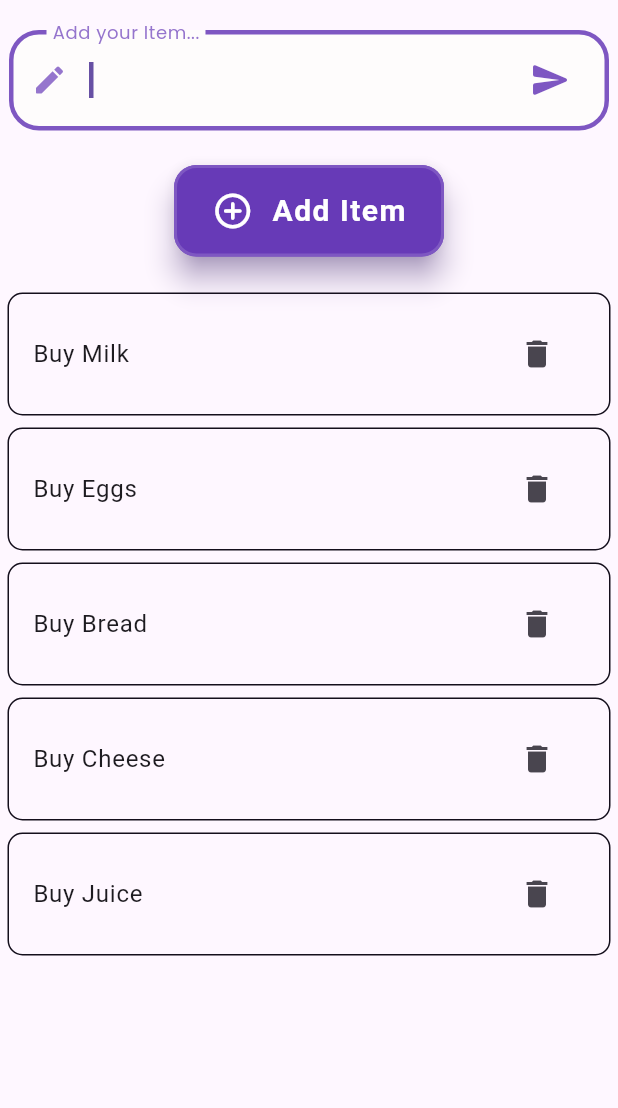
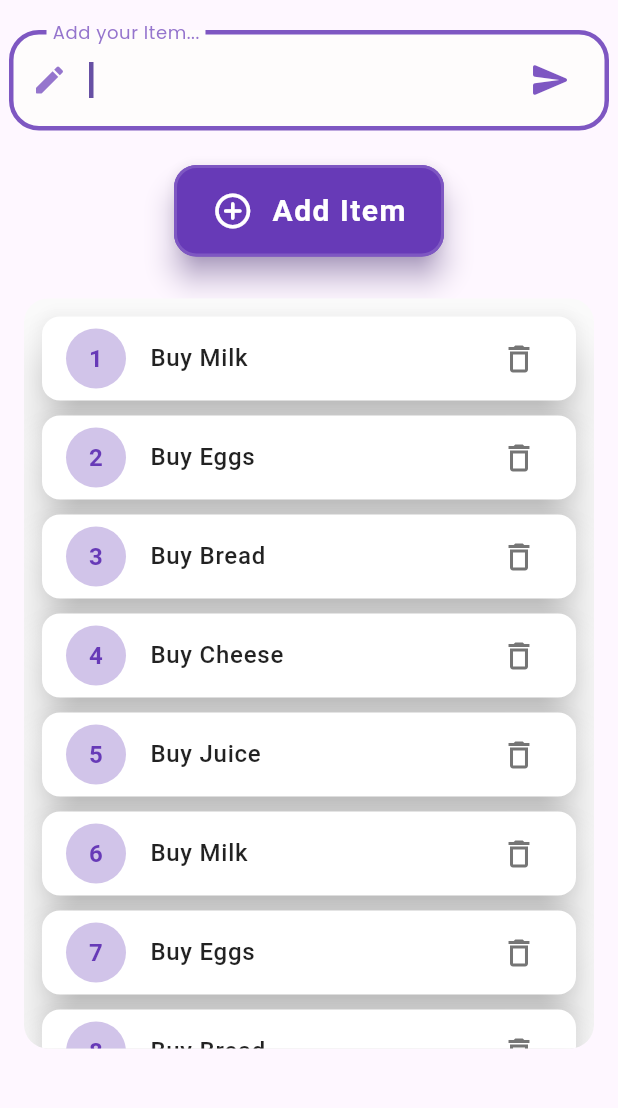
Before and after one commit to AakrishLama/ToDo_List, a Flutter app: the screen it shows after launch, on a phone screen of 412 x 824 dp, the part 84-1192 px from its top. Run offline on Flutter 3.47's test engine with Material 3 defaults, Android fonts, the phone set to English and light mode, and no system bars; our stand-ins replace google_fonts; Roboto replaces fonts that are missing (Quando, Rakkas).

Commit message:
scrollable items edit

```diff
--- a/todo_list/lib/main.dart
+++ b/todo_list/lib/main.dart
@@ -35,6 +35,41 @@ class _MyAppState extends State<MyApp> {
   }
 
   List<String> todoList = [
+    "Buy Milk",
+    "Buy Eggs",
+    "Buy Bread",
+    "Buy Cheese",
+    "Buy Juice",
+    "Buy Milk",
+    "Buy Eggs",
+    "Buy Bread",
+    "Buy Cheese",
+    "Buy Juice",
+    "Buy Milk",
+    "Buy Eggs",
+    "Buy Bread",
+    "Buy Cheese",
+    "Buy Juice",
+    "Buy Milk",
+    "Buy Eggs",
+    "Buy Bread",
+    "Buy Cheese",
+    "Buy Juice",
+    "Buy Milk",
+    "Buy Eggs",
+    "Buy Bread",
+    "Buy Cheese",
+    "Buy Juice",
+    "Buy Milk",
+    "Buy Eggs",
+    "Buy Bread",
+    "Buy Cheese",
+    "Buy Juice",
+    "Buy Milk",
+    "Buy Eggs",
+    "Buy Bread",
+    "Buy Cheese",
+    "Buy Juice",
     "Buy Milk",
     "Buy Eggs",
     "Buy Bread",
--- a/todo_list/lib/scrollablelist.dart
+++ b/todo_list/lib/scrollablelist.dart
@@ -12,33 +12,78 @@ class Scrollablelist extends StatelessWidget {
 
   @override
   Widget build(BuildContext context) {
-    return SizedBox(
+    return Container(
       height: 500,
-      child: ListView.builder(
+      decoration: BoxDecoration(
+        color: Colors.grey[50],
+        borderRadius: BorderRadius.circular(16),
+      ),
+      margin: const EdgeInsets.symmetric(horizontal: 16, vertical: 8),
+      child: ClipRRect(
+        borderRadius: BorderRadius.circular(16),
+        child: ListView.separated(
+          physics: const BouncingScrollPhysics(),
+          padding: const EdgeInsets.all(12),
           itemCount: todoList.length,
+          separatorBuilder: (context, index) => const SizedBox(height: 10),
           itemBuilder: (context, index) {
-          return Container(
-            margin: const EdgeInsets.symmetric(vertical: 4, horizontal: 5),
+            return Material(
+              elevation: 12,
+              borderRadius: BorderRadius.circular(12),
+              color: Colors.white,
+              child: InkWell(
+                borderRadius: BorderRadius.circular(12),
+                onTap: () => deleteItem?.call(index),
+                splashColor: const Color.fromARGB(255, 100, 66, 135),
+                highlightColor: const Color.fromARGB(255, 193, 147, 238),
+                child: Padding(
+                  padding: const EdgeInsets.symmetric(horizontal: 16),
+                  child: ListTile(
+                    contentPadding: EdgeInsets.zero,
+                    minVerticalPadding: 0,
+                    leading: Container(
+                      width: 40,
+                      height: 40,
                       decoration: BoxDecoration(
-              borderRadius: BorderRadius.circular(10),
-              border: Border.all(color: const Color.fromARGB(255, 20, 15, 28)),
+                        color: Colors.deepPurple[100],
+                        shape: BoxShape.circle,
                       ),
-            child: InkWell(
-              // borderRadius: BorderRadius.circular(10),
-              onTap: () => deleteItem!(index),
-              child: ListTile(
-                minTileHeight: 80,
-                minLeadingWidth: 90,
-                title: Text(todoList[index]),
+                      alignment: Alignment.center,
+                      child: Text(
+                        '${index + 1}',
+                        style: const TextStyle(
+                          color: Colors.deepPurple,
+                          fontWeight: FontWeight.bold,
+                          fontSize: 16,
+                        ),
+                      ),
+                    ),
+                    title: Text(
+                      todoList[index],
+                      style: const TextStyle(
+                        fontSize: 16,
+                        fontWeight: FontWeight.w500,
+                        color: Colors.black87,
+                      ),
+                    ),
                     trailing: IconButton(
-                  icon: const Icon(Icons.delete),
-                  onPressed: () => deleteItem!(index),
+                      icon: Icon(Icons.delete_outline),
+                      color: Colors.grey[600],
+                      splashRadius: 20, // Controls splash area
+                      onPressed: () => deleteItem?.call(index),
+                      style: IconButton.styleFrom(
+                        splashFactory:
+                            InkRipple.splashFactory, // Material ripple
+                        visualDensity: VisualDensity.comfortable,
+                      ),
+                    ),
                   ),
                 ),
               ),
             );
           },
         ),
+      ),
     );
   }
 }
```
Lines whose indentation alone changed are shown as unchanged.
